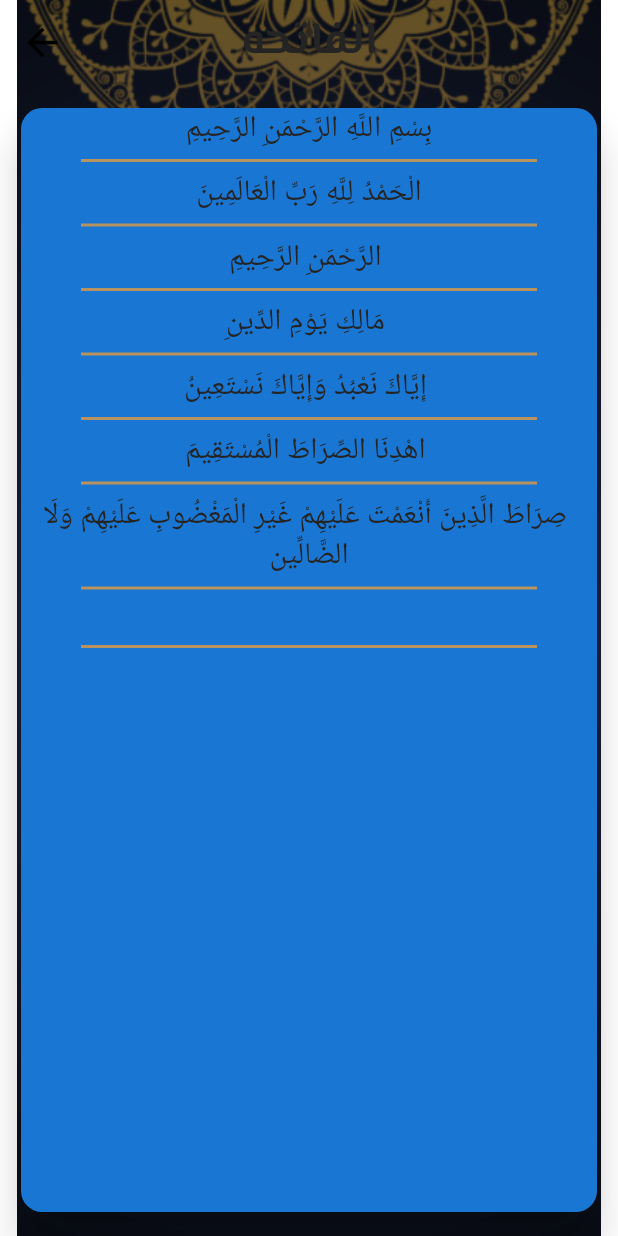
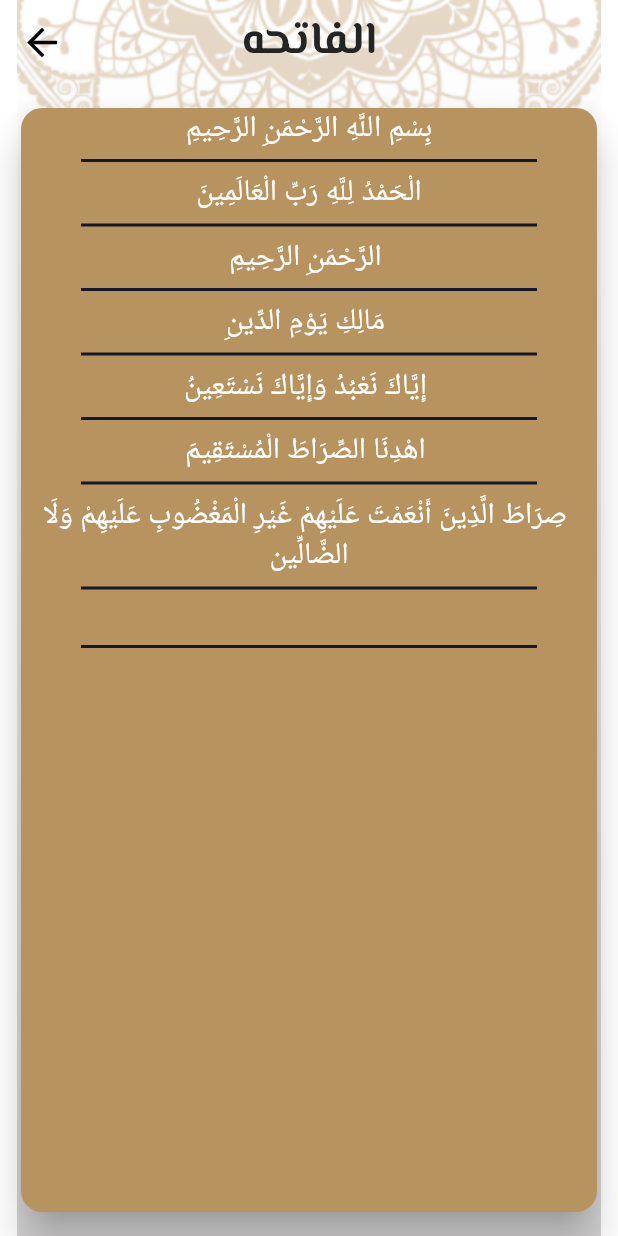
Before and after one commit to hossamHssn/Islami_App, a Flutter app: the screen it shows after launch, after a tap on "الفاتحه", on a phone screen of 412 x 824 dp. Run offline on Flutter 3.47's test engine with Material 2 defaults, Android fonts, the phone set to English and light mode, and no system bars; our stand-ins replace audioplayers, google_fonts; generated files the repository leaves out were written again; network calls fail.

Commit message:
edit color

```diff
--- a/lib/taps/AhadethTab.dart
+++ b/lib/taps/AhadethTab.dart
@@ -1,10 +1,12 @@
 import 'package:eslamimid/My_Theme.dart';
 import 'package:eslamimid/hadeth_content.dart';
 import 'package:eslamimid/hadeth_model.dart';
+import 'package:eslamimid/providers/Myprovider.dart';
 import 'package:flutter/material.dart';
 import 'package:flutter/services.dart';
 import 'package:google_fonts/google_fonts.dart';
 import 'package:flutter_gen/gen_l10n/app_localizations.dart';
+import 'package:provider/provider.dart';
 
 class AhadethTab extends StatefulWidget {
   @override
@@ -16,6 +18,7 @@ class _AhadethTabState extends State<AhadethTab> {
 
   @override
   Widget build(BuildContext context) {
+    var provider = Provider.of<Myprovider>(context);
     if (allAhadeth.isEmpty) {
       loadhadethFile();
     }
@@ -28,7 +31,7 @@ class _AhadethTabState extends State<AhadethTab> {
           ),
           Divider(
             thickness: 2,
-            color: ThemeData == ThemeMode.light
+            color: provider.themeMode == ThemeMode.light
                 ? Theme.of(context).primaryColor
                 : MyTheme.yellowcolor,
           ),
@@ -39,7 +42,7 @@ class _AhadethTabState extends State<AhadethTab> {
           ),
           Divider(
             thickness: 2,
-            color: ThemeData == ThemeMode.light
+            color: provider.themeMode == ThemeMode.light
                 ? Theme.of(context).primaryColor
                 : MyTheme.yellowcolor,
           ),
@@ -63,7 +66,7 @@ class _AhadethTabState extends State<AhadethTab> {
                 thickness: 2,
                 endIndent: 35,
                 indent: 35,
-                color: ThemeData == ThemeMode.light
+                color: provider.themeMode == ThemeMode.light
                     ? Theme.of(context).primaryColor
                     : MyTheme.yellowcolor,
               ),
--- a/lib/taps/Quran.dart
+++ b/lib/taps/Quran.dart
@@ -134,7 +134,7 @@ class QuranTab extends StatelessWidget {
           Image.asset("assets/images/qur2an_screen_logo.png"),
           Divider(
             thickness: 2,
-            color: provider.themeMode == ThemeData.dark
+            color: provider.themeMode == ThemeMode.light
                 ? Theme.of(context).primaryColor
                 : MyTheme.yellowcolor,
           ),
@@ -145,7 +145,7 @@ class QuranTab extends StatelessWidget {
           ),
           Divider(
             thickness: 2,
-            color: provider.themeMode == ThemeData.light
+            color: provider.themeMode == ThemeMode.light
                 ? Theme.of(context).primaryColor
                 : MyTheme.yellowcolor,
           ),
@@ -153,7 +153,7 @@ class QuranTab extends StatelessWidget {
             child: ListView.separated(
               separatorBuilder: (context, index) => Divider(
                 thickness: 1,
-                color: provider.themeMode == ThemeData.light
+                color: provider.themeMode == ThemeMode.light
                     ? Theme.of(context).primaryColor
                     : MyTheme.yellowcolor,
                 indent: 35,
--- a/lib/taps/SuraContant.dart
+++ b/lib/taps/SuraContant.dart
@@ -1,6 +1,9 @@
+import 'package:eslamimid/My_Theme.dart';
 import 'package:eslamimid/Sura_model.dart';
+import 'package:eslamimid/providers/Myprovider.dart';
 import 'package:flutter/material.dart';
 import 'package:flutter/services.dart';
+import 'package:provider/provider.dart';
 
 class SuraContant extends StatefulWidget {
   static const String routename = "Suracontant";
@@ -14,6 +17,7 @@ class _SuraContantState extends State<SuraContant> {
 
   @override
   Widget build(BuildContext context) {
+    var provider = Provider.of<Myprovider>(context);
     var args = ModalRoute.of(context)?.settings.arguments as SuraModel;
     if (verses.isEmpty) {
       loadfile(args.index);
@@ -22,7 +26,7 @@ class _SuraContantState extends State<SuraContant> {
     return Container(
       decoration: BoxDecoration(
           image: DecorationImage(
-              image: AssetImage(ThemeData == ThemeMode.light
+              image: AssetImage(provider.themeMode == ThemeMode.light
                   ? "assets/images/bg3.png"
                   : "assets/images/bg.png"))),
       child: Scaffold(
@@ -33,19 +37,21 @@ class _SuraContantState extends State<SuraContant> {
           ),
         ),
         body: Card(
-          color: ThemeData == ThemeMode.light
+          color: provider.themeMode == ThemeMode.light
               ? Theme.of(context).primaryColor
               : Theme.of(context).primaryColorDark,
           margin: EdgeInsets.symmetric(horizontal: 14, vertical: 16),
           elevation: 12,
           shape:
-              RoundedRectangleBorder(borderRadius: BorderRadius.circular(14)),
+          RoundedRectangleBorder(borderRadius: BorderRadius.circular(14)),
           child: ListView.separated(
             separatorBuilder: (context, index) => Divider(
               endIndent: 40,
               indent: 40,
               thickness: 2,
-              color: Theme.of(context).primaryColor,
+              color: provider.themeMode == ThemeMode.light
+                  ? MyTheme.darkcolor
+                  : MyTheme.yellowcolor,
             ),
             itemBuilder: (context, index) {
               return Center(
@@ -54,7 +60,10 @@ class _SuraContantState extends State<SuraContant> {
                     child: Text(
                       verses[index],
                       textAlign: TextAlign.center,
-                      style: Theme.of(context).textTheme.bodySmall,
+                      style: Theme.of(context).textTheme.bodySmall!.copyWith(
+                          color: provider.themeMode == ThemeMode.light
+                              ? Colors.white
+                              : MyTheme.yellowcolor),
                     )),
               );
             },
```
